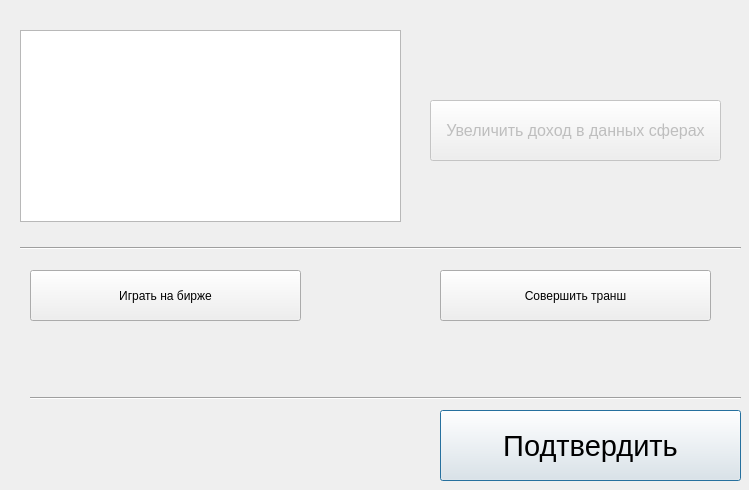
Above: ministrys/minfin.ui from vladyan18/MagaGame before the change. Below: the same form after it.
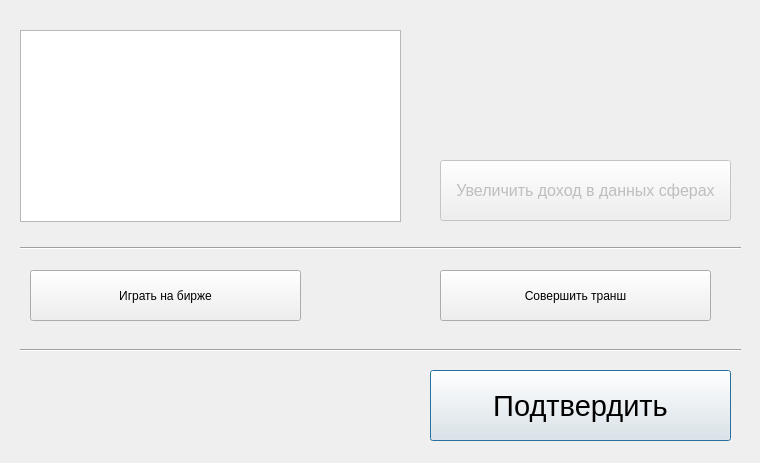
That is the form after the change. Icons and pictures are not drawn.

Patch:
```diff
--- a/ministrys/minfin.ui
+++ b/ministrys/minfin.ui
@@ -6,8 +6,8 @@
    <rect>
     <x>0</x>
     <y>0</y>
-    <width>749</width>
-    <height>490</height>
+    <width>760</width>
+    <height>463</height>
    </rect>
   </property>
   <property name="windowTitle">
@@ -29,8 +29,8 @@
    </property>
    <property name="geometry">
     <rect>
-     <x>440</x>
-     <y>410</y>
+     <x>430</x>
+     <y>370</y>
      <width>301</width>
      <height>71</height>
     </rect>
@@ -50,8 +50,8 @@
    </property>
    <property name="geometry">
     <rect>
-     <x>430</x>
-     <y>100</y>
+     <x>440</x>
+     <y>160</y>
      <width>291</width>
      <height>61</height>
     </rect>
@@ -94,10 +94,10 @@
   <widget class="Line" name="line_2">
    <property name="geometry">
     <rect>
-     <x>30</x>
-     <y>390</y>
-     <width>711</width>
-     <height>16</height>
+     <x>20</x>
+     <y>340</y>
+     <width>721</width>
+     <height>20</height>
     </rect>
    </property>
    <property name="orientation">
@@ -117,6 +117,19 @@
     <string>Совершить транш</string>
    </property>
   </widget>
+  <widget class="QLabel" name="label">
+   <property name="geometry">
+    <rect>
+     <x>540</x>
+     <y>20</y>
+     <width>121</width>
+     <height>111</height>
+    </rect>
+   </property>
+   <property name="text">
+    <string>&lt;html&gt;&lt;head/&gt;&lt;body&gt;&lt;p&gt;&lt;img src=&quot;:/gerb.png&quot;/&gt;&lt;/p&gt;&lt;/body&gt;&lt;/html&gt;</string>
+   </property>
+  </widget>
  </widget>
  <resources/>
  <connections/>
```
